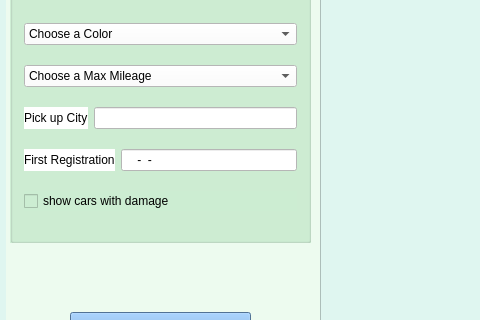
First picture: the form in carsell.ui, repository danieldir/carSellGui, before the edit; both pictures show x 0 to 480 and y 372 to 692 of the 1248 by 810 pixel window.
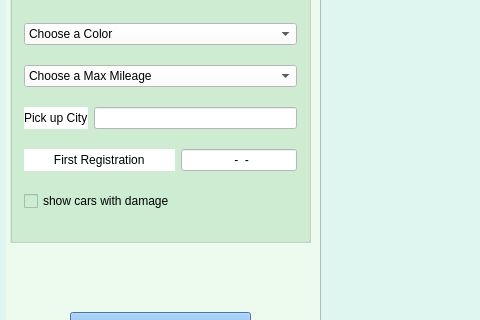
Second picture: the form after the edit. The open tabs and pages were chosen to show the change. Icons and pictures are not drawn.

Commit message: Date Regex added

```diff
--- a/carsell.ui
+++ b/carsell.ui
@@ -1537,7 +1537,7 @@
             <string notr="true">background-color: rgb(255, 255, 255);</string>
            </property>
            <property name="text">
-            <string>First Registration</string>
+            <string>         First Registration         </string>
            </property>
           </widget>
          </item>
@@ -1549,6 +1549,9 @@
            <property name="inputMask">
             <string>9999-99-99</string>
            </property>
+           <property name="alignment">
+            <set>Qt::AlignCenter</set>
+           </property>
            <property name="readOnly">
             <bool>false</bool>
            </property>
```
Left out of the diff: 2 changed lines with no effect on the pictures. The commit also changes 2 other files.
